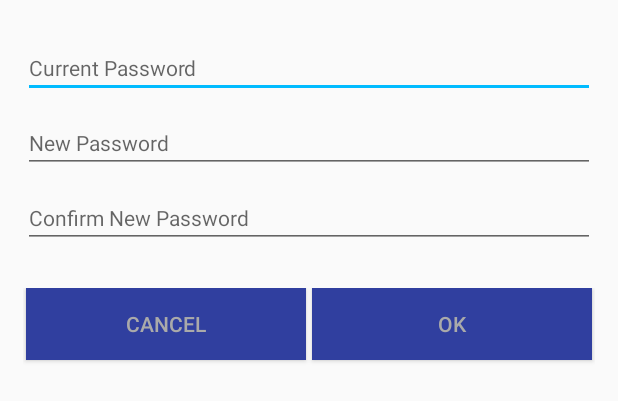
After one commit to rcoops/crowd_controller_client, an Android app: the layout content_update_password.xml on its own in the app's theme, with its tools: preview values and no code run, on a phone screen of 412 x 824 dp. The commit adds this screen. Shown: the top 401 px of the screen. Run offline under Robolectric (Android 15) with nearby library versions, the phone set to English and light mode, and no system bars.

Commit message:
reset password #2

```diff
--- a/app/build.gradle
+++ b/app/build.gradle
@@ -61,7 +61,7 @@ dependencies {
     implementation "io.reactivex.rxjava2:rxandroid:$rx_version"
     implementation "io.reactivex.rxjava2:rxkotlin:$rx_version"
 
-    implementation ('me.cooper.rick:crowd-controller-api:1.0') {
+    implementation ('me.cooper.rick:crowd-controller-api:1.0.3') {
         exclude group: 'org.jetbrains.kotlin'
     }
 
--- a/app/src/main/java/me/cooper/rick/crowdcontrollerclient/activity/AppActivity.kt
+++ b/app/src/main/java/me/cooper/rick/crowdcontrollerclient/activity/AppActivity.kt
@@ -166,6 +166,12 @@ abstract class AppActivity : AppCompatActivity(),
                                 vararg extras: Pair<String, Long>) {
         startActivity(Intent(this, activityClass.java)
                 .apply { extras.forEach { putExtra(it.first, it.second) } })
+    }
+
+    protected fun startActivityAfterReset(activityClass: KClass<out AppActivity>,
+                                          username: String) {
+        startActivity(Intent(this, activityClass.java)
+                .apply { putExtra(LoginActivity.USERNAME_KEY, username) })
     }
 
     protected fun showDismissiblePopup(title: String, message: String, consumer: (() -> Unit)? = null) {
--- a/app/src/main/java/me/cooper/rick/crowdcontrollerclient/api/client/UserClient.kt
+++ b/app/src/main/java/me/cooper/rick/crowdcontrollerclient/api/client/UserClient.kt
@@ -3,6 +3,7 @@ package me.cooper.rick.crowdcontrollerclient.api.client
 import io.reactivex.Observable
 import me.cooper.rick.crowdcontrollerapi.dto.user.FriendDto
 import me.cooper.rick.crowdcontrollerapi.dto.group.LocationDto
+import me.cooper.rick.crowdcontrollerapi.dto.user.PasswordResetDto
 import me.cooper.rick.crowdcontrollerapi.dto.user.RegistrationDto
 import me.cooper.rick.crowdcontrollerapi.dto.user.UserDto
 import retrofit2.Call
@@ -45,6 +46,10 @@ interface UserClient {
     @POST("$BASE_PATH/request_password_reset")
     fun requestPasswordReset(@Body registrationDto: RegistrationDto): Observable<Boolean>
 
+    @PATCH("$BASE_PATH/{userId}/password")
+    fun updatePassword(@Path("userId") userId: Long,
+                       @Body passwordResetDto: PasswordResetDto): Observable<UserDto>
+
     companion object {
         const val BASE_PATH = "/users"
         const val FRIENDS_BASE_PATH = "$BASE_PATH/{userId}/friends"
--- a/app/src/main/java/me/cooper/rick/crowdcontrollerclient/fragment/RegistrationFragment.kt
+++ b/app/src/main/java/me/cooper/rick/crowdcontrollerclient/fragment/RegistrationFragment.kt
@@ -103,7 +103,7 @@ class RegistrationFragment : AbstractAppFragment() {
 
     // https://www.mkyong.com/regular-expressions/how-to-validate-email-address-with-regular-expression/
     object EmailValidator {
-        private val EMAIL_PATTERN = "^[_A-Za-z0-9-\\+]+(\\.[_A-Za-z0-9-]+)*@[A-Za-z0-9-]+(\\.[A-Za-z0-9]+)*(\\.[A-Za-z]{2,})$"
+        private const val EMAIL_PATTERN = "^[_A-Za-z0-9-\\+]+(\\.[_A-Za-z0-9-]+)*@[A-Za-z0-9-]+(\\.[A-Za-z0-9]+)*(\\.[A-Za-z]{2,})$"
 
         private val pattern = Pattern.compile(EMAIL_PATTERN)
 
--- /dev/null
+++ b/app/src/main/res/layout/content_update_password.xml
@@ -0,0 +1,68 @@
+<?xml version="1.0" encoding="utf-8"?>
+<LinearLayout xmlns:android="http://schemas.android.com/apk/res/android"
+    android:layout_width="match_parent"
+    android:layout_height="match_parent"
+    android:orientation="vertical"
+    android:padding="15dp">
+
+    <AutoCompleteTextView
+        android:id="@+id/actv_old_password"
+        android:layout_marginTop="10dp"
+        android:layout_width="match_parent"
+        android:layout_height="wrap_content"
+        android:hint="@string/prompt_update_password_old"
+        android:imeOptions="actionDone"
+        android:inputType="textPassword"
+        android:singleLine="true"
+        android:textSize="@dimen/txt_user_detail" />
+
+    <AutoCompleteTextView
+        android:id="@+id/actv_new_password"
+        android:layout_marginTop="10dp"
+        android:layout_width="match_parent"
+        android:layout_height="wrap_content"
+        android:hint="@string/prompt_update_password_new"
+        android:imeOptions="actionDone"
+        android:inputType="textPassword"
+        android:singleLine="true"
+        android:textSize="@dimen/txt_user_detail" />
+
+    <AutoCompleteTextView
+        android:id="@+id/actv_new_password_confirm"
+        android:layout_marginTop="10dp"
+        android:layout_width="match_parent"
+        android:layout_height="wrap_content"
+        android:hint="@string/prompt_update_password_new_confirm"
+        android:imeOptions="actionDone"
+        android:inputType="textPassword"
+        android:singleLine="true"
+        android:textSize="@dimen/txt_user_detail" />
+    <TextView
+        android:id="@+id/txt_password_invalid"
+        android:textStyle="italic"
+        android:textColor="@android:color/holo_red_dark"
+        android:textSize="12sp"
+        android:layout_width="match_parent"
+        android:layout_height="wrap_content" />
+    <LinearLayout
+        android:layout_marginTop="10dp"
+        android:layout_width="match_parent"
+        android:layout_height="match_parent"
+        android:orientation="horizontal">
+        <Button
+            android:id="@+id/btn_cancel_update_password"
+            style="@style/AppTheme.Button"
+            android:layout_width="0dp"
+            android:layout_weight=".5"
+            android:layout_height="wrap_content"
+            android:text="@android:string/cancel" />
+        <Button
+            android:id="@+id/btn_confirm_update_password"
+            style="@style/AppTheme.Button"
+            android:layout_width="0dp"
+            android:layout_weight=".5"
+            android:layout_height="wrap_content"
+            android:text="@android:string/ok" />
+    </LinearLayout>
+
+</LinearLayout>
--- a/app/src/main/res/values/strings.xml
+++ b/app/src/main/res/values/strings.xml
@@ -47,6 +47,7 @@
     <string name="action_settings">Settings</string>
     <string name="action_sign_out">Sign Out</string>
     <string name="header_app_menu">App</string>
+    <string name="hdr_account">Account</string>
     <string name="title_activity_group">GroupActivity</string>
     <string name="title_activity_location">Location</string>
     <string name="token">token</string>
@@ -68,9 +69,14 @@
     <string name="header_add_friend">Add Friend</string>
     <string name="action_add_friend">Add</string>
     <string name="prompt_user_detail">Username / email / mobile number</string>
-    <string name="prompt_reset_password_email">email</string>
+    <string name="prompt_reset_password_email">Email</string>
+    <string name="prompt_update_password_old">Current Password</string>
+    <string name="prompt_update_password_new">New Password</string>
+    <string name="prompt_update_password_new_confirm">Confirm New Password</string>
     <string name="txt_reset_password">Please enter your email to request a password reset</string>
     <string name="txt_reset_password_invalid_email">Email Invalid</string>
+    <string name="txt_update_password_not_matching">Passwords do not match</string>
+    <string name="txt_update_password_invalid">Password must be at least 4 characters</string>
     <string name="action_remove">Remove</string>
     <string name="header_bad_credentials">Bad Credentials</string>
     <string name="txt_bad_credentials">Username or password is incorrect. Please try again.</string>
@@ -141,4 +147,6 @@
     <string name="unknown_geofence_transition">Unknown transition</string>
     <string name="hdr_pass_request_sent">Password Reset Request Sent</string>
     <string name="txt_pass_request_sent">Please check your inbox</string>
+    <string name="hdr_pass_update_confirm">Password Updated</string>
+    <string name="txt_pass_update_confirm">Your password has been updated, please log back in with the your password.</string>
 </resources>
--- a/build.gradle
+++ b/build.gradle
@@ -1,9 +1,9 @@
 // Top-level build file where you can add configuration options common to all sub-projects/modules.
 
 buildscript {
-    ext.kotlin_version = '1.2.31'
+    ext.kotlin_version = '1.2.40'
     ext.retrofit_version = '2.3.0'
-    ext.play_services_version = '12.0.1'
+    ext.play_services_version = '15.0.0'
     ext.rx_version = '2.0.2'
     repositories {
         mavenLocal()
```
Also changed, not shown: app/src/main/java/me/cooper/rick/crowdcontrollerclient/activity/LoginActivity.kt (+16 -3 lines), app/src/main/java/me/cooper/rick/crowdcontrollerclient/activity/MainActivity.kt (+48 -5 lines), app/src/main/java/me/cooper/rick/crowdcontrollerclient/api/service/ApiService.kt (+9 -0 lines), app/src/main/res/menu/activity_drawer.xml (+8 -1 lines), app/src/main/res/drawable-hdpi/ic_reset_password.png (added), app/src/main/res/drawable-mdpi/ic_reset_password.png (added), app/src/main/res/drawable-xhdpi/ic_reset_password.png (added), app/src/main/res/drawable-xxhdpi/ic_reset_password.png (added).
